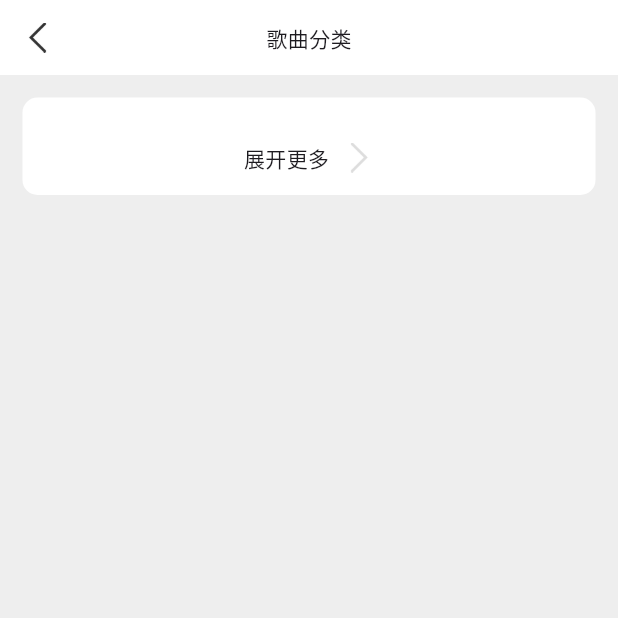
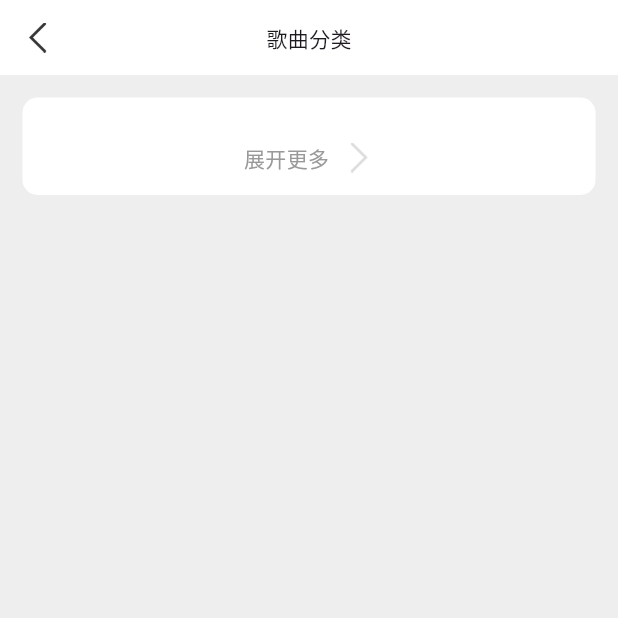
Before and after one commit to wuyuanwuhui99/flutter-movie-app-ui, a Flutter app: the MusicCategoryPage screen opened directly, on a phone screen of 412 x 824 dp, the top half of it. Run offline on Flutter 3.47's test engine with Material 3 defaults, Android fonts, the phone set to English and light mode, and no system bars; our stand-ins replace audioplayers, convert, device_info_plus, dio, fluro, flutter_easyloading and 7 more; accounts and stored records are empty; network calls fail; statements that could not run were skipped.

Commit message:
修改文字样式

```diff
--- a/lib/music/pages/MusicCategoryPage.dart
+++ b/lib/music/pages/MusicCategoryPage.dart
@@ -181,7 +181,7 @@ class _MusicCategoryPageState extends State<MusicCategoryPage>
               child: Row(
                 mainAxisAlignment: MainAxisAlignment.center,
                 children: [
-                  Text(expand ? '收起' : '展开更多'),
+                  Text(expand ? '收起' : '展开更多',style: TextStyle(color: ThemeColors.subTitle)),
                   SizedBox(width: ThemeSize.smallMargin),
                   Transform.rotate(
                       angle: (expand ? 90 : 0) * pi / 180,
```
Also changed, not shown: 分类歌曲.png, 1 other file.
